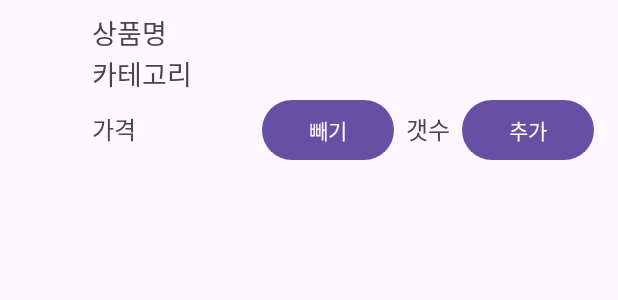
After one commit to yuhan19plus/AndroidProjects, an Android app: the layout main_scan_item.xml on its own in the app's theme, with its tools: preview values and no code run, on a phone screen of 412 x 824 dp. The commit adds this screen. Shown: the top 300 px of the screen. Run offline under Robolectric (Android 15) with nearby library versions, the light colour scheme and no system bars.

Commit message:
[오자현] qr스캔으로 상품결제구현, 상품클래스2개 이름다시지정, 메인의상품수정 (#8)

```diff
--- a/app/src/main/java/kr/ac/yuhan/cs/yuhan19plus/MainActivity.java
+++ b/app/src/main/java/kr/ac/yuhan/cs/yuhan19plus/MainActivity.java
@@ -23,6 +23,7 @@ import java.util.Timer;
 import java.util.TimerTask;
 
 import kr.ac.yuhan.cs.yuhan19plus.admin.AdminMainActivity;
+import kr.ac.yuhan.cs.yuhan19plus.main.MainActivityProductScan;
 import kr.ac.yuhan.cs.yuhan19plus.main.MainLoginActivity;
 import kr.ac.yuhan.cs.yuhan19plus.main.MainMyPageActivity;
 import kr.ac.yuhan.cs.yuhan19plus.main.MainPaymentActivity;
@@ -85,7 +86,7 @@ public class MainActivity extends AppCompatActivity {
         payment.setOnClickListener(new View.OnClickListener() {
             @Override
             public void onClick(View v) {
-                Intent intent = new Intent(MainActivity.this, MainPaymentActivity.class);
+                Intent intent = new Intent(MainActivity.this, MainActivityProductScan.class);
                 startActivity(intent);
             }
         });
--- a/app/src/main/java/kr/ac/yuhan/cs/yuhan19plus/admin/adapter/ProductAdapter.java
+++ b/app/src/main/java/kr/ac/yuhan/cs/yuhan19plus/admin/adapter/ProductAdapter.java
@@ -90,7 +90,7 @@ public class ProductAdapter extends ArrayAdapter<ProductData> {
             }
         }
 
-        // 수정 버튼 클릭 리스너 설정
+        // 수정 버튼 클릭 리스너 설정()
         holder.productUpdateBtn.setOnClickListener(new View.OnClickListener() {
             @Override
             public void onClick(View v) {
@@ -104,7 +104,7 @@ public class ProductAdapter extends ArrayAdapter<ProductData> {
                 intent.putExtra("productImage", productData.getProductImage());
                 intent.putExtra("productPrice", productData.getProductPrice());
                 intent.putExtra("productStock", productData.getProductStock());
-                intent.putExtra("category", productData.getProductCategory());
+                intent.putExtra("productCategory", productData.getProductCategory());
                 getContext().startActivity(intent);
             }
         });
--- /dev/null
+++ b/app/src/main/res/layout/main_scan_item.xml
@@ -0,0 +1,70 @@
+<?xml version="1.0" encoding="utf-8"?>
+<LinearLayout xmlns:android="http://schemas.android.com/apk/res/android"
+    android:layout_width="match_parent"
+    android:layout_height="wrap_content"
+    android:orientation="horizontal"
+    android:padding="8dp">
+
+    <ImageView
+        android:id="@+id/scan_imageViewProduct"
+        android:layout_width="45dp"
+        android:layout_height="45dp"
+        android:layout_marginEnd="8dp"/>
+
+    <LinearLayout
+        android:layout_width="0dp"
+        android:layout_height="wrap_content"
+        android:layout_weight="1"
+        android:orientation="vertical"
+        android:layout_marginEnd="8dp">
+
+        <TextView
+            android:id="@+id/scan_textViewProductName"
+            android:layout_width="wrap_content"
+            android:layout_height="wrap_content"
+            android:text="상품명"
+            android:textSize="18sp"/>
+        <TextView
+            android:id="@+id/scan_textViewCategory"
+            android:layout_width="wrap_content"
+            android:layout_height="wrap_content"
+            android:text="카테고리"
+            android:textSize="18sp"/>
+
+        <LinearLayout
+            android:layout_width="match_parent"
+            android:layout_height="wrap_content"
+            android:orientation="horizontal">
+
+            <TextView
+                android:id="@+id/scan_textViewPrice"
+                android:layout_width="wrap_content"
+                android:layout_height="wrap_content"
+                android:text="가격"
+                android:textSize="16sp"
+                android:layout_weight="1"/>
+
+            <Button
+                android:id="@+id/scan_stockMinus"
+                android:layout_width="wrap_content"
+                android:layout_height="wrap_content"
+                android:text="빼기"/>
+
+            <TextView
+                android:id="@+id/scan_textViewStock"
+                android:layout_width="wrap_content"
+                android:layout_height="wrap_content"
+                android:text="갯수"
+                android:textSize="16sp"
+                android:layout_marginStart="8dp"
+                android:layout_marginEnd="8dp"/>
+
+            <Button
+                android:id="@+id/scan_stockAdd"
+                android:layout_width="wrap_content"
+                android:layout_height="wrap_content"
+                android:text="추가"
+                android:layout_weight="0"/>
+        </LinearLayout>
+    </LinearLayout>
+</LinearLayout>
```
Also changed, not shown: app/src/main/AndroidManifest.xml (+6 -3 lines), app/src/main/java/kr/ac/yuhan/cs/yuhan19plus/admin/AdminMainActivity.java (+8 -8 lines), app/src/main/java/kr/ac/yuhan/cs/yuhan19plus/admin/AdminProductEditActivity.java (+5 -5 lines), app/src/main/java/kr/ac/yuhan/cs/yuhan19plus/admin/data/ProductData.java (+11 -7 lines), app/src/main/java/kr/ac/yuhan/cs/yuhan19plus/main/MainActivityProductScan.java (added, +277 -0 lines), app/src/main/java/kr/ac/yuhan/cs/yuhan19plus/main/MainProductActivity.java (+4 -4 lines), app/src/main/java/kr/ac/yuhan/cs/yuhan19plus/main/MainProductPageList.java (+11 -8 lines), app/src/main/java/kr/ac/yuhan/cs/yuhan19plus/main/adapter/MainProductPageAdapter.java (+5 -4 lines), app/src/main/java/kr/ac/yuhan/cs/yuhan19plus/main/adapter/MainScanAdpter.java (added, +152 -0 lines), app/src/main/java/kr/ac/yuhan/cs/yuhan19plus/main/data/MainProductData.java (+13 -13 lines), app/src/main/res/layout/main_activity_product_scan.xml (added, +55 -0 lines).
